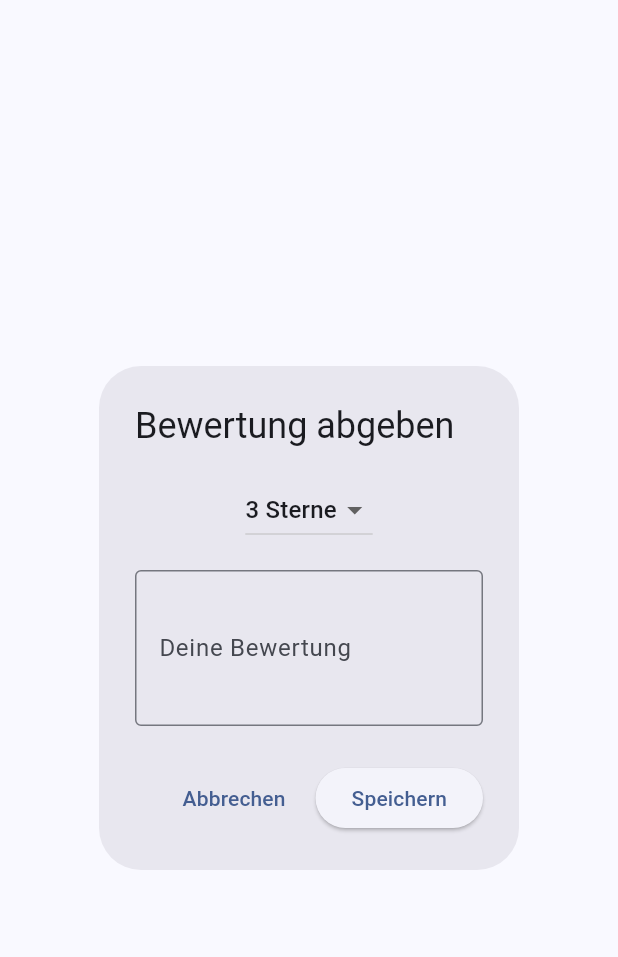
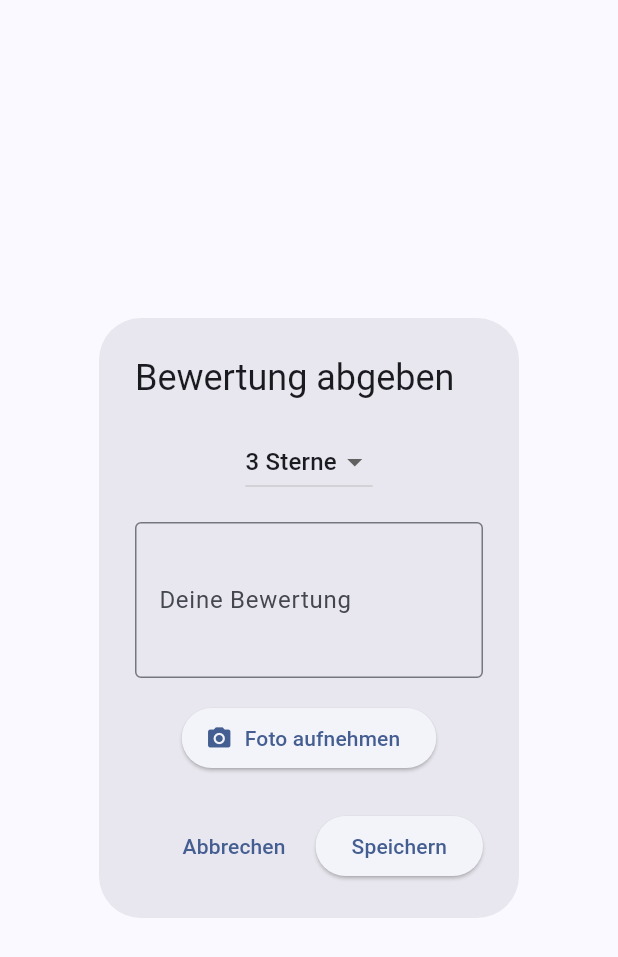
Before and after one commit to HendrikAlexander/meal_planner_app, a Flutter app: the AddBewertungDialog widget shown alone on an empty page, opened directly, on a phone screen of 412 x 824 dp. Shown: the top 957 px of the screen. Run offline on Flutter 3.47's test engine with Material 3 defaults, Android fonts, the phone set to English and light mode, and no system bars; our stand-ins replace image_picker.

Commit message:
Bild zu Bewertung hinzufügen

```diff
--- a/lib/view/SpeisekarteView/add_bewertung_dialog.dart
+++ b/lib/view/SpeisekarteView/add_bewertung_dialog.dart
@@ -1,4 +1,6 @@
+import 'dart:io'; // Für File
 import 'package:flutter/material.dart';
+import 'package:image_picker/image_picker.dart'; // Für Kamera
 import 'package:provider/provider.dart';
 import '../../model/essensbewertung.dart';
 import '../../viewmodel/essensbewertung_viewmodel.dart';
@@ -17,6 +19,7 @@ class AddBewertungDialog extends StatefulWidget {
 class _AddBewertungDialogState extends State<AddBewertungDialog> {
   final TextEditingController _textController = TextEditingController();
   int _selectedRating = 3;
+  File? _imageFile; // 📸 Bild-Datei (vom Nutzer aufgenommen)
 
   @override
   void initState() {
@@ -25,6 +28,20 @@ class _AddBewertungDialogState extends State<AddBewertungDialog> {
     if (widget.vorhandeneBewertung != null) {
       _selectedRating = widget.vorhandeneBewertung!.essensbewertung;
       _textController.text = widget.vorhandeneBewertung!.essensbewertungstext;
+      if (widget.vorhandeneBewertung!.essensfoto.isNotEmpty) {
+        _imageFile = File(widget.vorhandeneBewertung!.essensfoto);
+      }
+    }
+  }
+
+  // 📷 Öffnet die Kamera und speichert das aufgenommene Bild
+  Future<void> _bildAufnehmen() async {
+    final picker = ImagePicker();
+    final pickedFile = await picker.pickImage(source: ImageSource.camera);
+    if (pickedFile != null) {
+      setState(() {
+        _imageFile = File(pickedFile.path);
+      });
     }
   }
 
@@ -63,6 +80,18 @@ class _AddBewertungDialogState extends State<AddBewertungDialog> {
               border: OutlineInputBorder(),
             ),
           ),
+          const SizedBox(height: 16),
+          // 📸 Kamera-Button und Bild-Vorschau
+          ElevatedButton.icon(
+            onPressed: _bildAufnehmen,
+            icon: const Icon(Icons.camera_alt),
+            label: const Text("Foto aufnehmen"),
+          ),
+          if (_imageFile != null)
+            Padding(
+              padding: const EdgeInsets.only(top: 10),
+              child: Image.file(_imageFile!, height: 100),
+            ),
         ],
       ),
       actions: [
@@ -76,7 +105,7 @@ class _AddBewertungDialogState extends State<AddBewertungDialog> {
           onPressed: () {
             // Neue Bewertung erstellen
             final neueBewertung = Essensbewertung(
-              essensfoto: '', // Platzhalter – Foto kommt später
+              essensfoto: _imageFile?.path ?? '', // ✅ Bildpfad speichern
               essensbewertung: _selectedRating,
               essensbewertungstext: _textController.text,
             );
--- a/pubspec.yaml
+++ b/pubspec.yaml
@@ -35,6 +35,7 @@ dependencies:
   # Use with the CupertinoIcons class for iOS style icons.
   cupertino_icons: ^1.0.8
   provider: ^6.1.1
+  image_picker: ^1.0.4
 
 
 dev_dependencies:
```
Also changed, not shown: lib/view/SpeisekarteView/bewertungen_liste.dart (+9 -1 lines), pubspec.lock, 15 other files.
